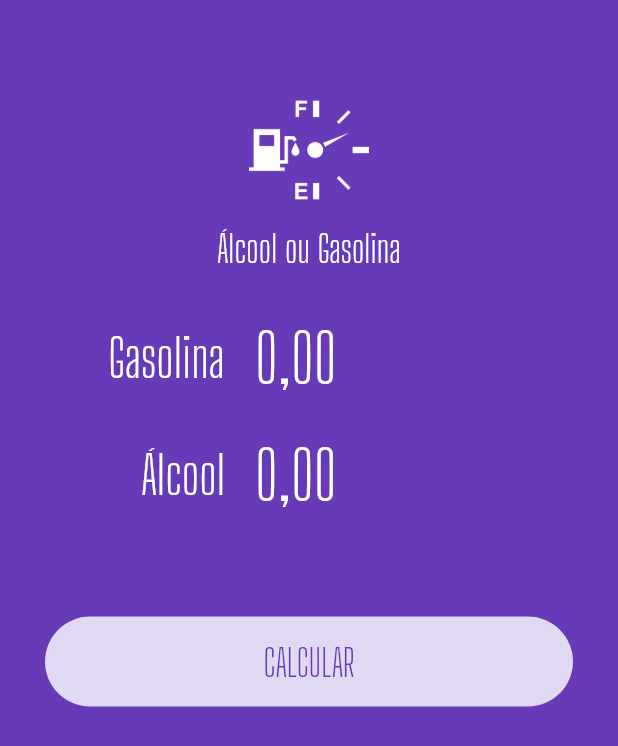
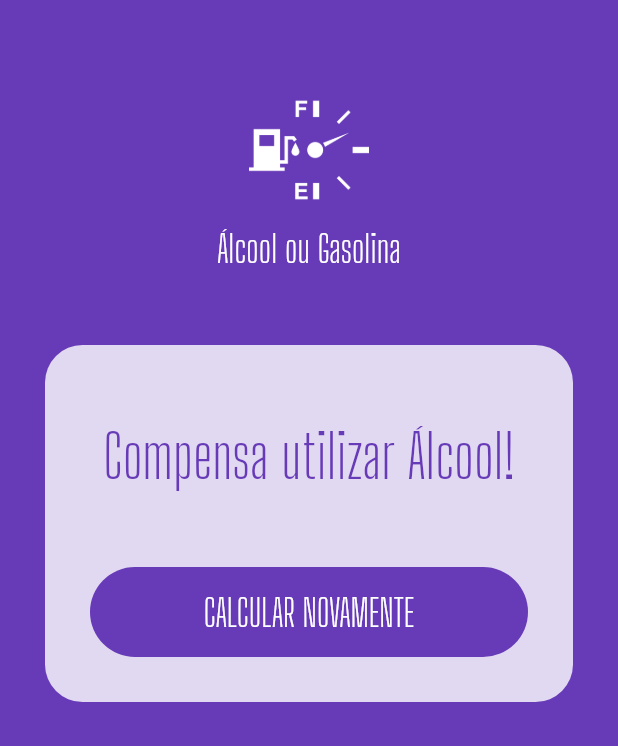
Before and after one commit to damasio34/qualcombustivel, a Flutter app: the screen it shows after launch, after a tap on "CALCULAR", on a phone screen of 412 x 824 dp. Shown: the top 746 px of the screen. Run offline on Flutter 3.47's test engine with Material 2 defaults, Android fonts, the phone set to English and light mode, and no system bars; our stand-ins replace flutter_masked_text.

Commit message:
Implementação da homePage em um arquivo separado e implementação dos métodos de calculo e reset

```diff
--- a/lib/main.dart
+++ b/lib/main.dart
@@ -1,14 +1,7 @@
 import 'package:flutter/material.dart';
-import 'package:flutter_masked_text/flutter_masked_text.dart';
-import 'package:qualcombustivel/widgets/input.widget.dart';
-import 'package:qualcombustivel/widgets/loading-button.widget.dart';
-import 'package:qualcombustivel/widgets/logo.widget.dart';
-import 'package:qualcombustivel/widgets/submit-form.widget.dart';
-import 'package:qualcombustivel/widgets/success.widget.dart';
+import 'package:qualcombustivel/pages/home.pages.dart';
 
-void main() {
-  runApp(MyApp());
-}
+void main() => runApp(MyApp());
 
 class MyApp extends StatelessWidget {
   // This widget is the root of your application.
@@ -25,30 +18,3 @@ class MyApp extends StatelessWidget {
     );
   }
 }
-
-class HomePage extends StatelessWidget {
-  var _gasCtrl = new MoneyMaskedTextController();
-  var _alcCtrl = new MoneyMaskedTextController();
-
-  @override
-  Widget build(BuildContext context) {
-    return Scaffold(
-      backgroundColor: Theme.of(context).primaryColor, //Obtendo cor primária
-      body: ListView(
-        children: <Widget>[
-          Logo(),
-          // Success(
-          //   result: "Compensa utilizar X",
-          //   reset: () {}
-          // ),
-          SubmitForm(
-            gasCtrl: this._gasCtrl,
-            alcCtrl: this._alcCtrl,
-            busy: false,
-            submitFunc: () {},
-          )
-        ]
-      )
-    );
-  }
-}
--- /dev/null
+++ b/lib/pages/home.pages.dart
@@ -0,0 +1,77 @@
+import 'package:flutter/material.dart';
+import 'package:flutter_masked_text/flutter_masked_text.dart';
+import 'package:qualcombustivel/widgets/logo.widget.dart';
+import 'package:qualcombustivel/widgets/submit-form.widget.dart';
+import 'package:qualcombustivel/widgets/success.widget.dart';
+
+class HomePage extends StatefulWidget {
+  @override
+  _HomePageState createState() => _HomePageState();
+}
+
+class _HomePageState extends State<HomePage> {
+  var _gasCtrl = new MoneyMaskedTextController();
+  var _alcCtrl = new MoneyMaskedTextController();
+  var _busy = false;
+  var _completed = false;
+  var _resultText = "Compensa utilizar álcool";
+
+  @override
+  Widget build(BuildContext context) {
+    return Scaffold(
+      backgroundColor: Theme.of(context).primaryColor, //Obtendo cor primária
+      body: ListView(
+        children: <Widget>[
+          Logo(),
+          this._completed
+            ?  Success(
+                result: this._resultText,
+                reset: reset
+              )
+            : SubmitForm(
+              gasCtrl: this._gasCtrl,
+              alcCtrl: this._alcCtrl,
+              busy: this._busy,
+              submitFunc: calculate,
+            )
+        ]
+      )
+    );
+  }
+
+  Future calculate(){
+    double alc =
+      double.parse(this._alcCtrl.text.replaceAll(new RegExp(r'[,.]'), '')) / 100;
+    double gas =
+      double.parse(this._gasCtrl.text.replaceAll(new RegExp(r'[,.]'), '')) / 100;
+    double res = alc / gas;
+
+    setState(() {
+      this._completed = false;
+      this._busy = true;
+    });
+
+    return new Future.delayed(
+      const Duration(seconds: 1), () {
+        setState(() {
+          if (res > 0.7) {
+            this._resultText = "Compensa utilizar Gasolina!";
+          } else {
+            this._resultText = "Compensa utilizar Álcool!";
+          }
+
+          this._completed = true;
+          this._busy = false;
+        });
+      });
+  }
+
+  reset(){
+    setState(() {
+      this._alcCtrl = new MoneyMaskedTextController();
+      this._gasCtrl = new MoneyMaskedTextController();
+      this._completed = false;
+      this._busy = false;
+    });
+  }
+}
```
